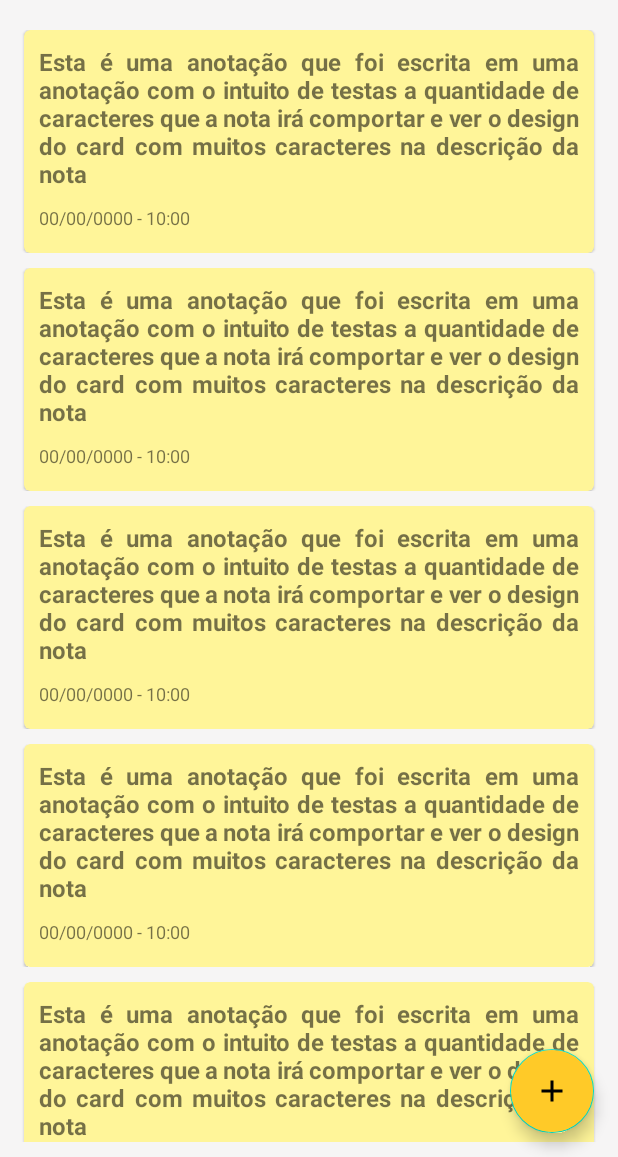
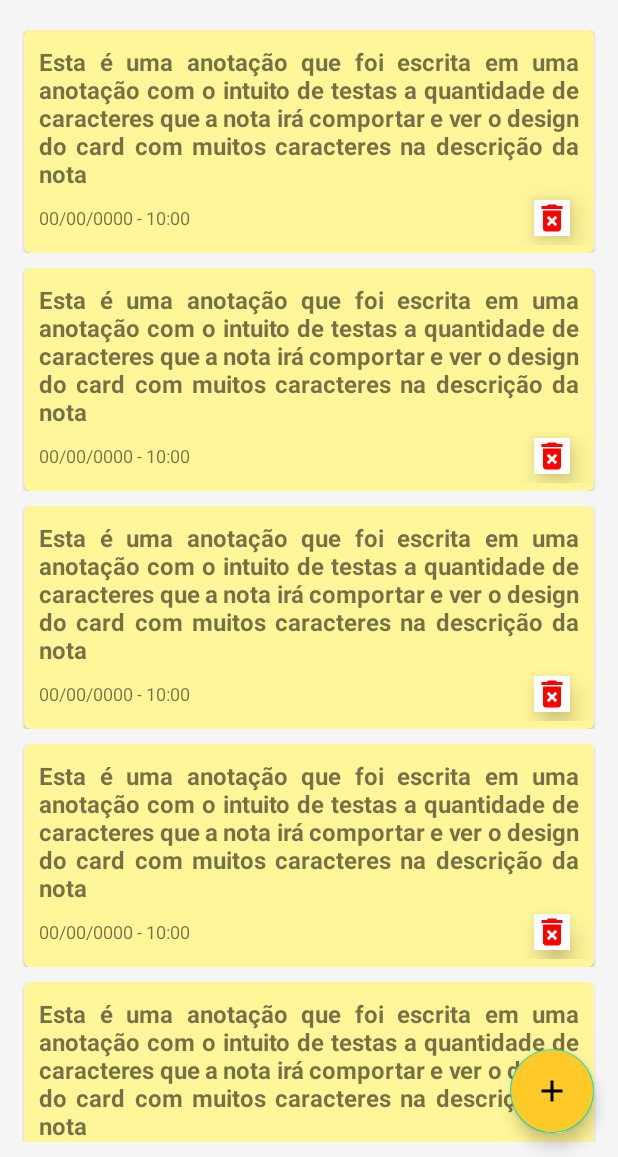
Before and after one commit to L-Mosca/write_away, an Android app: the layout fragment_home.xml on its own in the app's theme, with its tools: preview values and no code run, on a phone screen of 412 x 824 dp, the part 79-1236 px from its top. Run offline under Robolectric (Android 15) with nearby library versions, the phone set to English and light mode, and no system bars.

Commit message:
Feature: Add remove note feature.

```diff
--- a/app/src/main/java/br/com/writeaway/base/BaseAdapter.kt
+++ b/app/src/main/java/br/com/writeaway/base/BaseAdapter.kt
@@ -27,7 +27,7 @@ abstract class BaseAdapter<VB: ViewBinding, T>: RecyclerView.Adapter<ViewHolder<
     override fun getItemCount() = dataList.size
 
     fun removeItem(position: Int) {
-        var list = dataList.toMutableList()
+        val list = dataList.toMutableList()
         list.removeAt(position)
         dataList = list.toList()
         notifyDataSetChanged()
--- a/app/src/main/java/br/com/writeaway/domain/models/Note.kt
+++ b/app/src/main/java/br/com/writeaway/domain/models/Note.kt
@@ -8,7 +8,7 @@ import java.util.Date
 
 @Entity
 data class Note(
-    @PrimaryKey(autoGenerate = true) val id: Int = 0,
+    @PrimaryKey(autoGenerate = true) val id: Long = 0,
     @ColumnInfo(name = "note_description") var description: String,
     @ColumnInfo(name = "note_date") var date: Date = Date(),
     @ColumnInfo(name = "note_color") var color: Int = R.color.note_yellow,
--- a/app/src/main/java/br/com/writeaway/domain/repositories/NoteRepositoryContract.kt
+++ b/app/src/main/java/br/com/writeaway/domain/repositories/NoteRepositoryContract.kt
@@ -9,4 +9,6 @@ interface NoteRepositoryContract {
     suspend fun insertNote(note: Note): Long?
 
     suspend fun updateNote(note: Note)
+
+    suspend fun deleteNote(note: Note)
 }
--- a/app/src/main/res/layout/adapter_note.xml
+++ b/app/src/main/res/layout/adapter_note.xml
@@ -11,7 +11,7 @@
         android:layout_width="0dp"
         android:layout_height="wrap_content"
         android:layout_marginHorizontal="16dp"
-        android:elevation="10dp"
+        android:elevation="8dp"
         app:layout_constraintBottom_toBottomOf="parent"
         app:layout_constraintEnd_toEndOf="parent"
         app:layout_constraintStart_toStartOf="parent"
@@ -38,6 +38,19 @@
                 app:layout_constraintTop_toTopOf="parent"
                 tools:text="Esta é uma anotação que foi escrita em uma anotação com o intuito de testas a quantidade de caracteres que a nota irá comportar e ver o design do card com muitos caracteres na descrição da nota" />
 
+            <androidx.appcompat.widget.AppCompatImageView
+                android:id="@+id/ivDeleteItem"
+                android:layout_width="wrap_content"
+                android:layout_height="wrap_content"
+                android:layout_marginHorizontal="16dp"
+                android:background="@color/white"
+                android:elevation="10dp"
+                android:src="@drawable/ic_delete"
+                android:tint="@color/red"
+                app:layout_constraintBottom_toBottomOf="parent"
+                app:layout_constraintEnd_toEndOf="parent"
+                app:layout_constraintTop_toBottomOf="@id/tvNoteDescription" />
+
             <com.google.android.material.textview.MaterialTextView
                 android:id="@+id/tvNoteDate"
                 android:layout_width="wrap_content"
@@ -49,6 +62,6 @@
                 app:layout_constraintTop_toBottomOf="@id/tvNoteDescription"
                 tools:text="00/00/0000 - 10:00" />
         </androidx.constraintlayout.widget.ConstraintLayout>
+    </com.google.android.material.card.MaterialCardView>
 
-    </com.google.android.material.card.MaterialCardView>
 </androidx.constraintlayout.widget.ConstraintLayout>
--- a/app/src/main/res/values/colors.xml
+++ b/app/src/main/res/values/colors.xml
@@ -4,6 +4,7 @@
     <color name="white">#FFFFFFFF</color>
     <color name="yellow">#FFFFCA28</color>
     <color name="gray">#FFF6F5F5</color>
+    <color name="gray_dark">#B6B6B6</color>
 
 
     <!--Note Colors-->
@@ -13,5 +14,6 @@
     <color name="note_yellow">#FFFFF599</color>
     <color name="note_cian">#FF9EFFFF</color>
     <color name="note_purple">#FFB69CFF</color>
+    <color name="red">#FFFF0000</color>
 
 </resources>
--- a/app/src/main/res/values/strings.xml
+++ b/app/src/main/res/values/strings.xml
@@ -10,4 +10,5 @@
     <string name="note_update_success">Nota atualizada com sucesso</string>
     <string name="empty_note_description">Escreva alguma mensagem</string>
     <string name="default_error_message">Ocorreu um erro inesperado</string>
+    <string name="delete_note_success">Nota deletada com sucesso</string>
 </resources>
```
Also changed, not shown: app/src/main/java/br/com/writeaway/domain/repositories/NoteRepository.kt (+7 -1 lines), app/src/main/java/br/com/writeaway/screen/home/HomeFragment.kt (+20 -0 lines), app/src/main/java/br/com/writeaway/screen/home/HomeViewModel.kt (+11 -0 lines), app/src/main/java/br/com/writeaway/screen/home/adapter/NoteAdapter.kt (+6 -3 lines).
